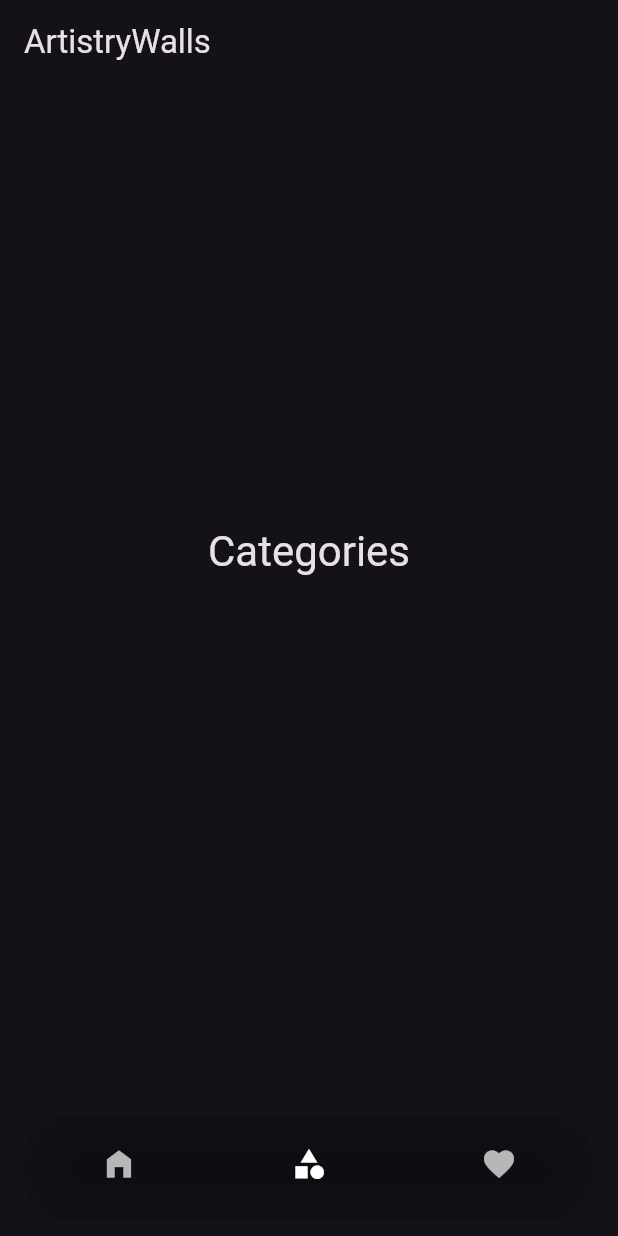
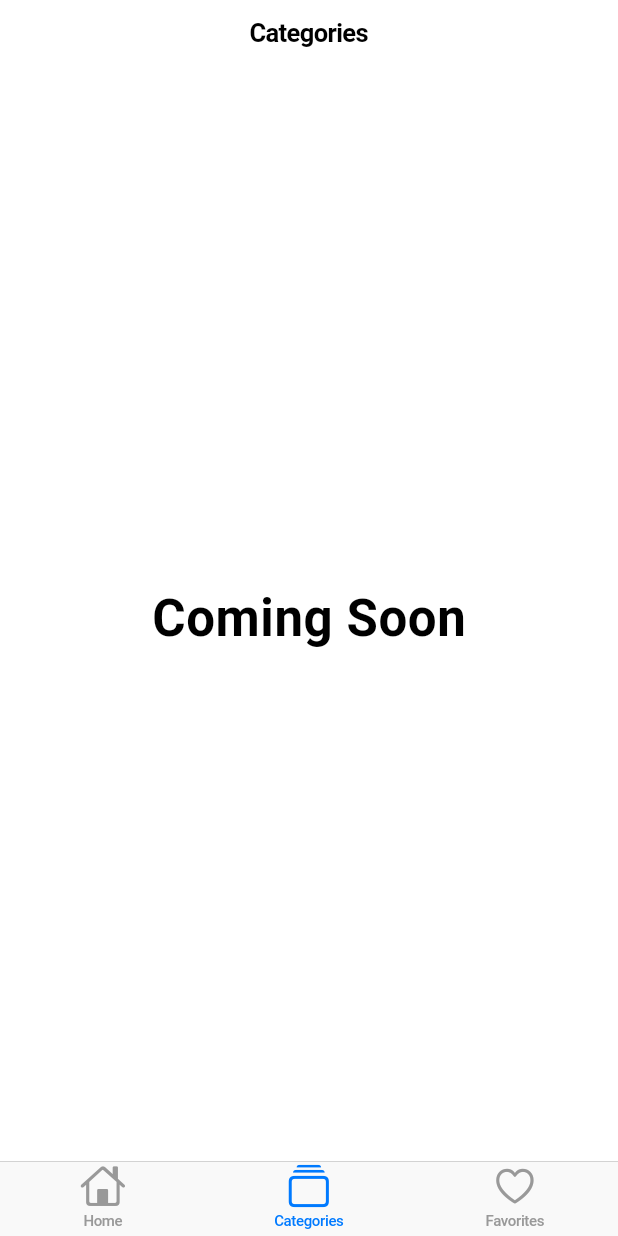
Before and after one commit to RexO77/FirstApp, a Flutter app: the screen it shows after launch, item 2 of the bottom bar chosen, on a phone screen of 412 x 824 dp. Run offline on Flutter 3.47's test engine with Material 3 defaults, Android fonts, the phone set to English and light mode, and no system bars; our stand-ins replace carousel_slider.

Commit message:
App Update

```diff
--- a/lib/main.dart
+++ b/lib/main.dart
@@ -1,6 +1,6 @@
 // ignore_for_file: prefer_const_constructors
 
-import 'package:flutter/material.dart';
+import 'package:flutter/cupertino.dart';
 import 'package:carousel_slider/carousel_slider.dart';
 import 'dart:ui'; // For glassmorphic effect
 import 'dart:io';
@@ -16,12 +16,11 @@ class MyApp extends StatelessWidget {
 
   @override
   Widget build(BuildContext context) {
-    return MaterialApp(
+    return CupertinoApp(
       title: 'ArtistryWalls',
-      theme: ThemeData(
-        brightness: Brightness.dark,
-        primarySwatch: Colors.indigo,
-        fontFamily: 'Roboto', // Use a custom font
+      theme: const CupertinoThemeData(
+        brightness: Brightness.light,
+        primaryColor: CupertinoColors.activeBlue,
       ),
       home: const WallpaperHomePage(),
       debugShowCheckedModeBanner: false,
@@ -33,7 +32,6 @@ class WallpaperHomePage extends StatefulWidget {
   const WallpaperHomePage({super.key});
 
   @override
-  // ignore: library_private_types_in_public_api
   _WallpaperHomePageState createState() => _WallpaperHomePageState();
 }
 
@@ -43,7 +41,6 @@ class _WallpaperHomePageState extends State<WallpaperHomePage>
   final Set<String> favorites = {};
   int _tapCounter = 0;
   DateTime _lastTapTime = DateTime.now();
-  late AnimationController animationController;
 
   final List<String> wallpapers = [
     'assets/mobilewalls/10.png',
@@ -65,30 +62,41 @@ class _WallpaperHomePageState extends State<WallpaperHomePage>
     // Add more image paths
   ];
 
-  @override
-  void initState() {
-    super.initState();
-      animationController = AnimationController(
-      vsync: this,
-      duration: const Duration(milliseconds: 300),
-    );
-  }
-
   Future<void> _downloadImage(String assetPath) async {
     try {
       final byteData = await rootBundle.load(assetPath);
       final buffer = byteData.buffer;
-      final directory = await getExternalStorageDirectory();
-      final filePath = '${directory?.path}/${assetPath.split('/').last}';
+      final directory = await getApplicationDocumentsDirectory();
+      final filePath = '${directory.path}/${assetPath.split('/').last}';
       final file = File(filePath);
       await file.writeAsBytes(buffer.asUint8List(
           byteData.offsetInBytes, byteData.lengthInBytes));
-      ScaffoldMessenger.of(context).showSnackBar(
-        SnackBar(content: Text('Image downloaded to $filePath')),
+      showCupertinoDialog(
+        context: context,
+        builder: (_) => CupertinoAlertDialog(
+          title: const Text('Download Successful'),
+          content: Text('Image saved to $filePath'),
+          actions: [
+            CupertinoDialogAction(
+              child: const Text('OK'),
+              onPressed: () => Navigator.of(context).pop(),
+            ),
+          ],
+        ),
       );
     } catch (e) {
-      ScaffoldMessenger.of(context).showSnackBar(
-        const SnackBar(content: Text('Failed to download image')),
+      showCupertinoDialog(
+        context: context,
+        builder: (_) => CupertinoAlertDialog(
+          title: const Text('Download Failed'),
+          content: const Text('Unable to save image'),
+          actions: [
+            CupertinoDialogAction(
+              child: const Text('OK'),
+              onPressed: () => Navigator.of(context).pop(),
+            ),
+          ],
+        ),
       );
     }
   }
@@ -121,7 +129,12 @@ class _WallpaperHomePageState extends State<WallpaperHomePage>
   Widget build(BuildContext context) {
     final List<Widget> pages = [
       // Home Page
-      Column(
+      CupertinoPageScaffold(
+        navigationBar: const CupertinoNavigationBar(
+          middle: Text('ArtistryWalls'),
+          border: null,
+        ),
+        child: Column(
           children: [
             Expanded(
               child: CarouselSlider.builder(
@@ -141,7 +154,7 @@ class _WallpaperHomePageState extends State<WallpaperHomePage>
                             borderRadius: BorderRadius.circular(15),
                             boxShadow: const [
                               BoxShadow(
-                              color: Colors.black38,
+                                color: CupertinoColors.systemGrey,
                                 blurRadius: 10,
                                 offset: Offset(0, 5),
                               ),
@@ -157,12 +170,12 @@ class _WallpaperHomePageState extends State<WallpaperHomePage>
                           ),
                         ),
                         if (isFavorite)
-                        Positioned(
+                          const Positioned(
                             top: 10,
                             right: 10,
                             child: Icon(
-                            Icons.favorite,
-                            color: Colors.redAccent,
+                              CupertinoIcons.heart_fill,
+                              color: CupertinoColors.systemRed,
                               size: 30,
                             ),
                           ),
@@ -171,7 +184,7 @@ class _WallpaperHomePageState extends State<WallpaperHomePage>
                   );
                 },
                 options: CarouselOptions(
-                scrollDirection: Axis.vertical,
+                  scrollDirection: Axis.horizontal,
                   autoPlay: true,
                   autoPlayInterval: const Duration(seconds: 5),
                   enlargeCenterPage: true,
@@ -181,15 +194,27 @@ class _WallpaperHomePageState extends State<WallpaperHomePage>
             ),
           ],
         ),
+      ),
       // Categories Page (Placeholder)
-      Center(
+      CupertinoPageScaffold(
+        navigationBar: const CupertinoNavigationBar(
+          middle: Text('Categories'),
+          border: null,
+        ),
+        child: Center(
           child: Text(
-          'Categories',
-          style: Theme.of(context).textTheme.headlineMedium,
+            'Coming Soon',
+            style: CupertinoTheme.of(context).textTheme.navLargeTitleTextStyle,
+          ),
         ),
       ),
       // Favorites Page
-      GridView.builder(
+      CupertinoPageScaffold(
+        navigationBar: const CupertinoNavigationBar(
+          middle: Text('Favorites'),
+          border: null,
+        ),
+        child: GridView.builder(
           padding: const EdgeInsets.all(8),
           itemCount: favorites.length,
           gridDelegate: const SliverGridDelegateWithFixedCrossAxisCount(
@@ -204,7 +229,7 @@ class _WallpaperHomePageState extends State<WallpaperHomePage>
                 borderRadius: BorderRadius.circular(15),
                 boxShadow: const [
                   BoxShadow(
-                  color: Colors.black26,
+                    color: CupertinoColors.systemGrey2,
                     blurRadius: 5,
                     offset: Offset(0, 3),
                   ),
@@ -220,81 +245,35 @@ class _WallpaperHomePageState extends State<WallpaperHomePage>
             );
           },
         ),
+      ),
     ];
 
-    return Scaffold(
-      extendBodyBehindAppBar: true,
-      appBar: AppBar(
-        title: const Text('ArtistryWalls'),
-        backgroundColor: Colors.transparent,
-        elevation: 0,
-      ),
-      body: Stack(
-        children: [
-          pages[_currentIndex],
-        ],
-      ),
-      bottomNavigationBar: GlassmorphicNavigationBar(
+    return CupertinoTabScaffold(
+      tabBar: CupertinoTabBar(
         currentIndex: _currentIndex,
         onTap: (index) {
           setState(() {
             _currentIndex = index;
           });
         },
+        items: const [
+          BottomNavigationBarItem(
+            icon: Icon(CupertinoIcons.home),
+            label: 'Home',
           ),
+          BottomNavigationBarItem(
+            icon: Icon(CupertinoIcons.collections),
+            label: 'Categories',
+          ),
+          BottomNavigationBarItem(
+            icon: Icon(CupertinoIcons.heart),
+            label: 'Favorites',
+          ),
+        ],
+      ),
+      tabBuilder: (context, index) {
+        return pages[index];
+      },
     );
   }
 }
-
-class GlassmorphicNavigationBar extends StatelessWidget {
-  final int currentIndex;
-  final ValueChanged<int> onTap;
-
-  const GlassmorphicNavigationBar({
-    super.key,
-    required this.currentIndex,
-    required this.onTap,
-  });
-
-  @override
-  Widget build(BuildContext context) {
-    return Container(
-      height: 70,
-      margin: const EdgeInsets.symmetric(horizontal: 16, vertical: 10),
-      decoration: BoxDecoration(
-        color: Colors.black.withOpacity(0.3),
-        borderRadius: BorderRadius.circular(30),
-      ),
-      child: ClipRRect(
-        borderRadius: BorderRadius.circular(30),
-        child: BackdropFilter(
-          filter: ImageFilter.blur(sigmaX: 20, sigmaY: 20),
-          child: BottomNavigationBar(
-            currentIndex: currentIndex,
-            onTap: onTap,
-            backgroundColor: Colors.transparent,
-            elevation: 0,
-            selectedItemColor: Colors.white,
-            unselectedItemColor: Colors.white70,
-            showSelectedLabels: false,
-            showUnselectedLabels: false,
-            items: const [
-              BottomNavigationBarItem(
-                icon: Icon(Icons.home_filled),
-                label: 'Home',
-              ),
-              BottomNavigationBarItem(
-                icon: Icon(Icons.category),
-                label: 'Categories',
-              ),
-              BottomNavigationBarItem(
-                icon: Icon(Icons.favorite),
-                label: 'Favorite',
-              ),
-            ],
-          ),
-        ),
-      ),
-    );
-  }
-}
```
Lines whose indentation alone changed are shown as unchanged.
